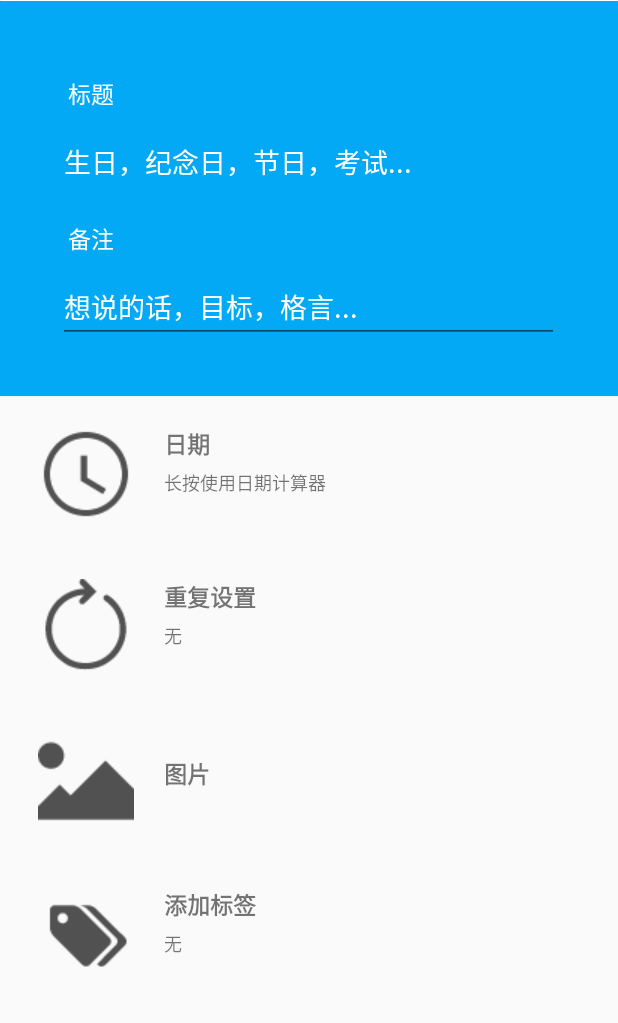
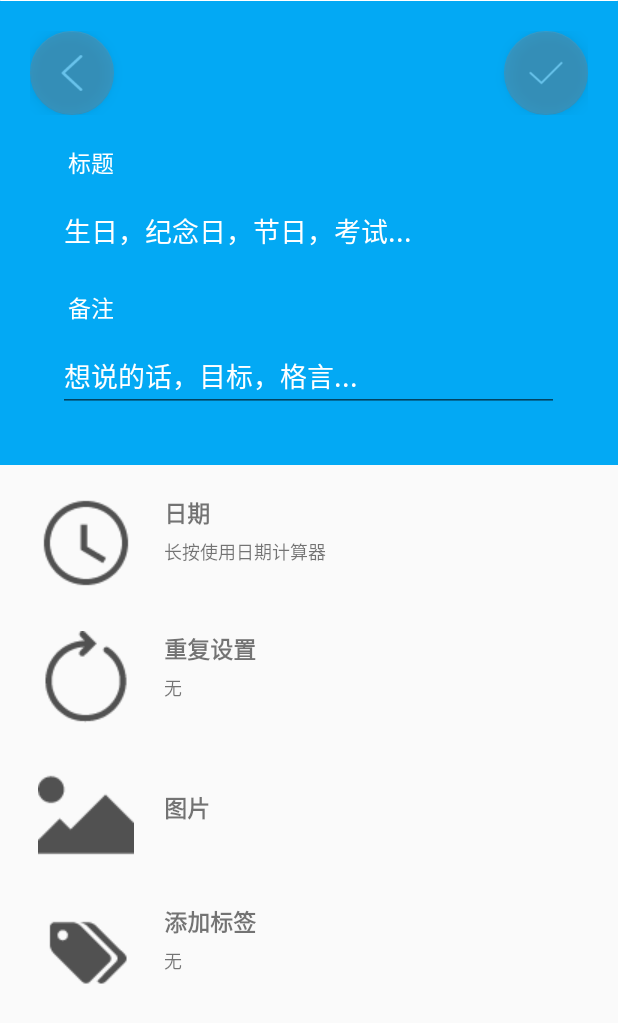
Before and after one commit to couteauD/iTime, an Android app: the newScheduleActivity screen opened directly, with no data from a screen before it, on a phone screen of 412 x 824 dp. Shown: the top 1023 px of the screen. Run offline under Robolectric (Android 15) with nearby library versions, the phone set to English and light mode, and no system bars.

Commit message:
新建日程页面添加顶部导航栏，分别为返回和确认，确认则将数据传递到主页面

```diff
--- a/iTime/app/src/main/AndroidManifest.xml
+++ b/iTime/app/src/main/AndroidManifest.xml
@@ -21,7 +21,8 @@
         <activity
             android:name=".markDialogActivity"
             android:theme="@style/MyDialogStyle" />
-        <activity android:name=".newScheduleActivity" />
+        <activity android:name=".newScheduleActivity"
+            android:parentActivityName=".MainActivity"/>
         <activity
             android:name=".MainActivity"
             android:label="@string/app_name"
--- a/iTime/app/src/main/java/com/example/itime/newScheduleActivity.java
+++ b/iTime/app/src/main/java/com/example/itime/newScheduleActivity.java
@@ -22,6 +22,9 @@ import android.widget.TextView;
 import android.widget.TimePicker;
 import android.widget.Toast;
 
+import com.example.itime.ui.mainpage.MainpageFragment;
+import com.google.android.material.floatingactionbutton.FloatingActionButton;
+
 import java.util.ArrayList;
 import java.util.Calendar;
 
@@ -35,12 +38,15 @@ public class newScheduleActivity extends AppCompatActivity{
     private Context context;
     private LinearLayout linearLayoutDate, linearLayoutcycle,linearLayoutImg,linearLayouttitle,linearLayoutmark;
     private TextView dateInstuction, timeInstruction,cycleInstruction,markInstruction;
+    private FloatingActionButton buttonNavOK,buttonNavBack;
+    private EditText editTextTitle,editTextRemark;
 
     private int year, month, day, hour, minute;
     //在TextView上显示的字符
     private StringBuffer date,time;
     //拍照相册裁剪封装类
     private SelectPictureManager selectPictureManager;
+    private Bitmap bitmap;
 
 
     @Override
@@ -53,6 +59,14 @@ public class newScheduleActivity extends AppCompatActivity{
         if (actionBar != null) {
             actionBar.hide();
         }
+
+        //获取输入框内容
+        //初始化控件
+        editTextTitle=findViewById(R.id.edit_text_title);
+        editTextRemark=findViewById(R.id.edit_text_remark);
+        //获取输入内容
+        final String title=editTextTitle.getText().toString();
+        final String remark=editTextRemark.getText().toString();
 
         //设置日期计算器
         context = this;
@@ -95,6 +109,35 @@ public class newScheduleActivity extends AppCompatActivity{
             public void onClick(View v) {
                 Intent intent=new Intent(newScheduleActivity.this, markDialogActivity.class);
                 startActivityForResult(intent, SET_MARK_CODE);
+            }
+        });
+
+        //设置导航栏
+        //初始化部件
+        buttonNavBack=findViewById(R.id.nav_back);
+        buttonNavOK=findViewById(R.id.nav_ok);
+        //设置点击事件
+        buttonNavBack.setOnClickListener(new View.OnClickListener() {
+            @Override
+            public void onClick(View v) {
+                newScheduleActivity.this.finish();
+            }
+        });
+        buttonNavOK.setOnClickListener(new View.OnClickListener() {
+            @Override
+            public void onClick(View v) {
+                if(title==null){
+                    Toast.makeText(context,"请输入标题",Toast.LENGTH_SHORT).show();
+                }
+                else {
+                    Intent intent = new Intent(newScheduleActivity.this, MainpageFragment.class);
+                    intent.putExtra("title",title);
+                    intent.putExtra("remark",remark);
+                    intent.putExtra("date",dateInstuction.getText().toString());
+                    intent.putExtra("bitmap",bitmap);
+                    startActivity(intent);
+                    newScheduleActivity.this.finish();
+                }
             }
         });
     }
@@ -239,7 +282,7 @@ public class newScheduleActivity extends AppCompatActivity{
             @Override
             public void onPictureSelect(String imagePath) {
                 if(imagePath != null){
-                    Bitmap bitmap = BitmapFactory.decodeFile(imagePath);
+                    bitmap = BitmapFactory.decodeFile(imagePath);
                     linearLayouttitle.setBackground( new BitmapDrawable(getResources(),bitmap));
                 }else {
                     Toast.makeText(context,"获取图片失败",Toast.LENGTH_SHORT).show();
--- a/iTime/app/src/main/res/layout/activity_new_schedule.xml
+++ b/iTime/app/src/main/res/layout/activity_new_schedule.xml
@@ -19,6 +19,33 @@
             android:layout_height="match_parent"
             app:srcCompat="@drawable/button_background" />
 
+        <RelativeLayout
+            android:layout_width="match_parent"
+            android:layout_height="wrap_content"
+            android:padding="20dp">
+
+            <com.google.android.material.floatingactionbutton.FloatingActionButton
+                android:id="@+id/nav_back"
+                android:layout_width="wrap_content"
+                android:layout_height="wrap_content"
+                android:layout_alignParentLeft="true"
+                android:layout_alignParentStart="true"
+                app:backgroundTint="#7E7D7D"
+                android:alpha="0.4"
+                android:src="@drawable/back"/>
+
+            <com.google.android.material.floatingactionbutton.FloatingActionButton
+                android:id="@+id/nav_ok"
+                android:layout_width="wrap_content"
+                android:layout_height="wrap_content"
+                android:layout_alignParentRight="true"
+                android:layout_alignParentEnd="true"
+                app:backgroundTint="#7E7D7D"
+                android:alpha="0.4"
+                android:src="@drawable/nav_ok"/>
+
+        </RelativeLayout>
+
         <TextView
             android:id="@+id/text_view_title"
             android:layout_width="wrap_content"
@@ -27,7 +54,6 @@
             android:textSize="15sp"
             android:text="标题"
             android:layout_marginLeft="45dp"
-            android:layout_marginTop="50dp"
             android:layout_marginStart="45dp" />
 
         <EditText
```
Also changed, not shown: iTime/app/src/main/res/drawable/back.png (added), iTime/app/src/main/res/drawable/nav_ok.png (added), iTime/app/src/main/res/drawable/new_icon.png.
